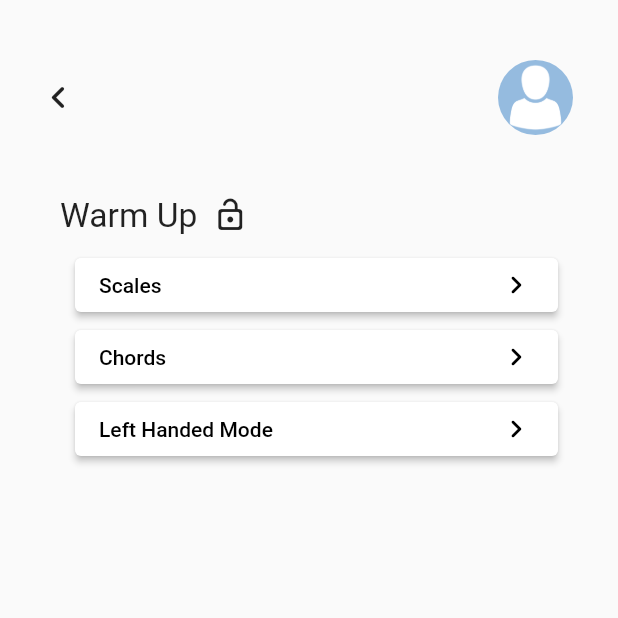
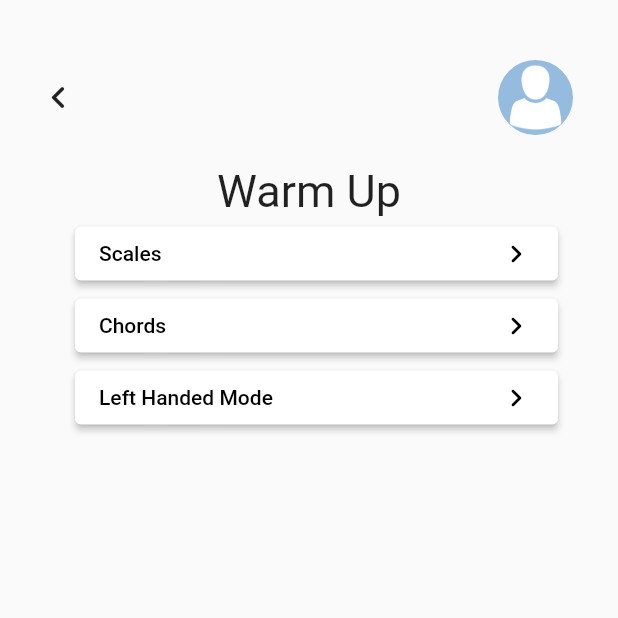
Before and after one commit to alextjones/Mobile_Final_Project, a Flutter app: the screen it shows after launch, after a tap on "Warm Up", on a phone screen of 412 x 824 dp, the top half of it. Run offline on Flutter 3.47's test engine with Material 2 defaults, Android fonts, the phone set to English and light mode, and no system bars.

Commit message:
Fixed the titles of pages and removed lock from Title text.

```diff
--- a/lib/main.dart
+++ b/lib/main.dart
@@ -146,9 +146,12 @@ class MainSelectionPage extends StatelessWidget {
             children: <Widget>
             [
 
-              LevelTitle(
-                title: 'Welcome to Fretless!',
-                isUnlocked: true,
+              Text(
+                "Welcome to Fretless!",
+                textAlign: TextAlign.center,
+                style: TextStyle(
+                  fontSize: 30,
+                ),
               ),
               Padding(
                 padding: EdgeInsets.only(left: 10.0),
@@ -203,9 +206,12 @@ class ActivitySelectionPage extends StatelessWidget {
             children: <Widget>
             [
 
-              LevelTitle(
-                title: 'Warm Up',
-                isUnlocked: true,
+              Text(
+                "Warm Up",
+                textAlign: TextAlign.center,
+                style: TextStyle(
+                  fontSize: 30,
+                ),
               ),
               Padding(
                 padding: EdgeInsets.only(left: 10.0),
```
